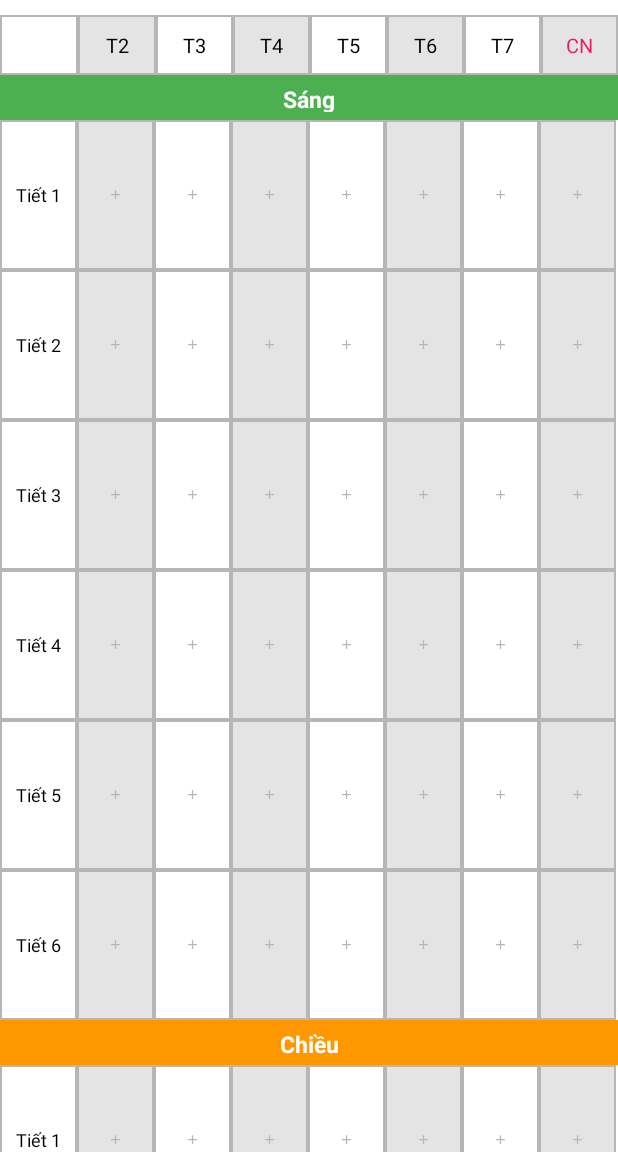
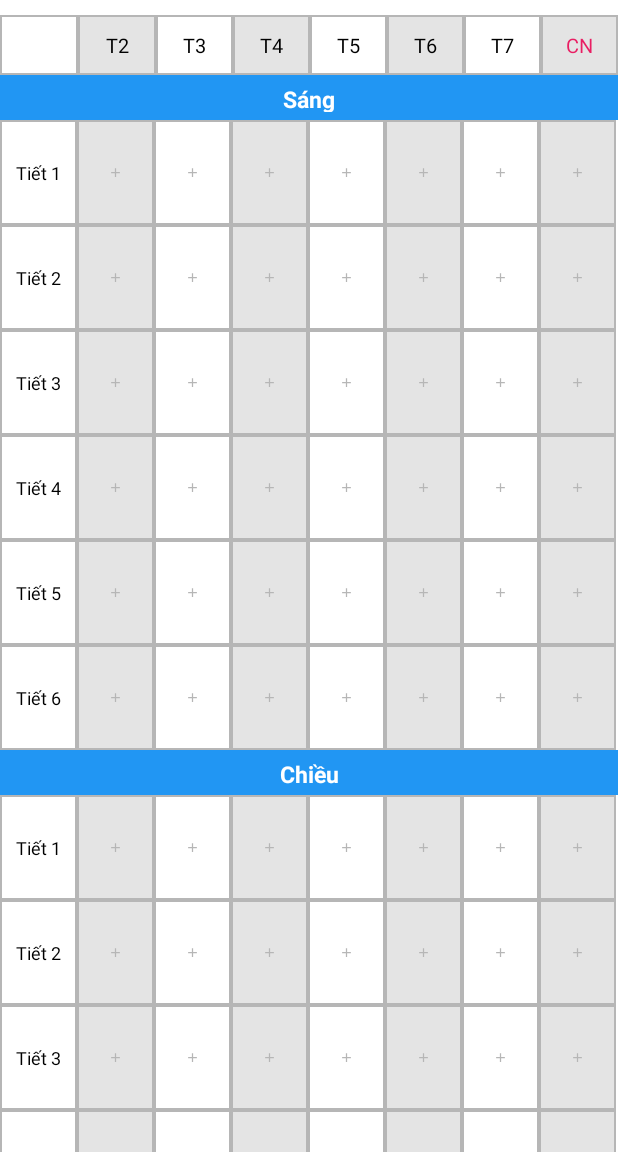
Before and after one commit to aNhdUy13/Thoi_Khoa_Bieu_Hoc_Sinh, an Android app: the screen it shows after launch (MainActivity), on a phone screen of 412 x 824 dp, the part 84-1236 px from its top. Run offline under Robolectric (Android 15) with nearby library versions, the phone set to English and light mode, and no system bars.

Commit message:
improve UI and fix somg bugs

```diff
--- a/app/build.gradle
+++ b/app/build.gradle
@@ -10,8 +10,8 @@ android {
         applicationId "com.nda.timetable"
         minSdk 21
         targetSdk 32
-        versionCode 9
-        versionName "9.0"
+        versionCode 10
+        versionName "10.0"
 
         testInstrumentationRunner "androidx.test.runner.AndroidJUnitRunner"
     }
--- a/app/src/main/java/com/nda/timetable/Fragment/Timetable/AdapterGridLayout.java
+++ b/app/src/main/java/com/nda/timetable/Fragment/Timetable/AdapterGridLayout.java
@@ -83,7 +83,6 @@ public class AdapterGridLayout extends ArrayAdapter {
             txt_subject.setText(timetable.getSubject());
         }
 
-
         return view;
 
     }
--- a/app/src/main/java/com/nda/timetable/Fragment/Timetable/FragmentTimetable.java
+++ b/app/src/main/java/com/nda/timetable/Fragment/Timetable/FragmentTimetable.java
@@ -103,8 +103,12 @@ public class FragmentTimetable extends Fragment {
         EditText edt_inputSubject = dialog.findViewById(R.id.edt_inputSubject);
         CardView cv_update = dialog.findViewById(R.id.cv_update);
 
-        txt_updateAddress.setText(timetable.getDay() + " - " + timetable.getTime() + " - " + timetable.getSlot());
+        txt_updateAddress.setText(timetable.getTime() + " - " + timetable.getDay() + " - " + timetable.getSlot());
 
+        if (!timetable.getSubject().isEmpty())
+        {
+            edt_inputSubject.setText(timetable.getSubject());
+        }
         cv_update.setOnClickListener(new View.OnClickListener() {
             @Override
             public void onClick(View view) {
--- a/app/src/main/java/com/nda/timetable/MainActivity.java
+++ b/app/src/main/java/com/nda/timetable/MainActivity.java
@@ -13,6 +13,9 @@ import androidx.fragment.app.FragmentTransaction;
 import android.os.Bundle;
 import android.util.Log;
 import android.view.MenuItem;
+import android.view.View;
+import android.widget.TextView;
+import android.widget.Toast;
 
 import com.google.android.material.navigation.NavigationView;
 import com.nda.timetable.Fragment.Timetable.FragmentTimetable;
@@ -45,6 +48,7 @@ public class MainActivity extends AppCompatActivity implements NavigationView.On
     }
     private void init()
     {
+        try {
             setUpNavigationDrawer();
 
             /**
@@ -54,6 +58,11 @@ public class MainActivity extends AppCompatActivity implements NavigationView.On
             FragmentTransaction fragmentTransaction = fragmentManager.beginTransaction();
             fragmentTransaction.replace(R.id.content_frame,new FragmentTimetable());
             fragmentTransaction.commit();
+        } catch (Exception e)
+        {
+            Toast.makeText(this, e.toString(), Toast.LENGTH_LONG).show();
+        }
+
 
     }
 
--- a/app/src/main/res/layout/activity_main.xml
+++ b/app/src/main/res/layout/activity_main.xml
@@ -25,6 +25,7 @@
                 android:id="@+id/toolBar"
                 android:layout_width="match_parent"
                 android:layout_height="?attr/actionBarSize"
+                android:background="@color/primary_color"
                 />
         </com.google.android.material.appbar.AppBarLayout>
 
@@ -33,6 +34,7 @@
     -->
         <FrameLayout
             android:id="@+id/content_frame"
+
             android:layout_width="match_parent"
             android:layout_height="match_parent"
             android:background="@color/white"/>
--- a/app/src/main/res/layout/dialog_update_timetable.xml
+++ b/app/src/main/res/layout/dialog_update_timetable.xml
@@ -13,6 +13,7 @@
             android:layout_width="match_parent"
             android:layout_height="match_parent"
             android:padding="20dp"
+            android:background="@color/white"
             android:orientation="vertical">
             <TextView
                 android:layout_width="match_parent"
@@ -38,6 +39,7 @@
                 android:background="@drawable/shape_normal_solid_corner"
                 android:layout_marginTop="15dp"
                 android:textSize="13dp"
+                android:textColor="@color/black"
                 android:hint="Nhập môn học"/>
 
             <LinearLayout
--- a/app/src/main/res/layout/fragment_timetable.xml
+++ b/app/src/main/res/layout/fragment_timetable.xml
@@ -6,6 +6,7 @@
     android:layout_width="match_parent"
     android:layout_height="match_parent"
     tools:context=".Fragment.Timetable.FragmentTimetable">
+
 
     <LinearLayout
                 android:layout_width="match_parent"
@@ -120,7 +121,7 @@
                                 android:layout_height="30dp"
                                 android:text="Sáng"
                                 android:textSize="15dp"
-                        android:background="#4CAF50"
+                                android:background="@color/primary_color"
                                 android:textColor="@color/white"
                                 android:textStyle="bold"
                                 android:padding="5dp"
@@ -128,7 +129,7 @@
                             <GridView
                                 android:id="@+id/gridView_morning"
                                 android:layout_width="match_parent"
-                        android:layout_height="600dp"
+                                android:layout_height="420dp"
                                 android:numColumns="8"/>
                         </LinearLayout>
 
@@ -142,7 +143,7 @@
                                 android:layout_height="30dp"
                                 android:text="Chiều"
                                 android:textSize="15dp"
-                        android:background="#FF9800"
+                                android:background="@color/primary_color"
                                 android:textColor="@color/white"
                                 android:textStyle="bold"
                                 android:padding="5dp"
@@ -150,7 +151,7 @@
                             <GridView
                                 android:id="@+id/gridView_afternoon"
                                 android:layout_width="match_parent"
-                        android:layout_height="600dp"
+                                android:layout_height="420dp"
                                 android:numColumns="8"/>
                         </LinearLayout>
 
@@ -164,7 +165,7 @@
                                 android:layout_height="30dp"
                                 android:text="Tối"
                                 android:textSize="15dp"
-                        android:background="#3F51B5"
+                                android:background="@color/primary_color"
                                 android:textColor="@color/white"
                                 android:textStyle="bold"
                                 android:padding="5dp"
@@ -172,7 +173,7 @@
                             <GridView
                                 android:id="@+id/gridView_night"
                                 android:layout_width="match_parent"
-                        android:layout_height="600dp"
+                                android:layout_height="420dp"
                                 android:numColumns="8"/>
                         </LinearLayout>
 
@@ -181,4 +182,7 @@
                 </ScrollView>
 
             </LinearLayout>
+
+
+
 </RelativeLayout>
--- a/app/src/main/res/layout/item_single_cell_timetable.xml
+++ b/app/src/main/res/layout/item_single_cell_timetable.xml
@@ -3,7 +3,7 @@
     android:id="@+id/ll_item"
     xmlns:android="http://schemas.android.com/apk/res/android"
     android:layout_width="match_parent"
-    android:layout_height="100dp"
+    android:layout_height="70dp"
     android:orientation="vertical"
     android:gravity="center"
     android:background="@drawable/shape_normal">
@@ -16,7 +16,7 @@
         android:textColor="@color/black"
 
         android:ellipsize="end"
-        android:maxLines="6"
+        android:maxLines="4"
 
         android:padding="6dp"
 
--- a/app/src/main/res/values-night/themes.xml
+++ b/app/src/main/res/values-night/themes.xml
@@ -1,6 +1,6 @@
 <resources xmlns:tools="http://schemas.android.com/tools">
     <!-- Base application theme. -->
-    <style name="Theme.ThờiKhóaBiểuHọcSinh" parent="Theme.MaterialComponents.DayNight.DarkActionBar">
+    <style name="Theme.ThờiKhóaBiểuHọcSinh" parent="Theme.MaterialComponents.DayNight.NoActionBar">
         <!-- Primary brand color. -->
         <item name="colorPrimary">@color/purple_200</item>
         <item name="colorPrimaryVariant">@color/purple_700</item>
```
Also changed, not shown: app/src/main/res/drawable/ic_baseline_dehaze_24.xml (renamed from app/src/main/res/drawable-v24/ic_baseline_dehaze_24.xml), app/src/main/res/drawable/ic_launcher_foreground.xml (renamed from app/src/main/res/drawable-v24/ic_launcher_foreground.xml), app/src/main/res/drawable/shape_normal_solid.xml (renamed from app/src/main/res/drawable-v24/shape_normal_solid.xml), app/src/main/res/drawable/shape_normal_solid_corner.xml (renamed from app/src/main/res/drawable-v24/shape_normal_solid_corner.xml), 2 other files. Lines whose indentation alone changed are shown as unchanged.
